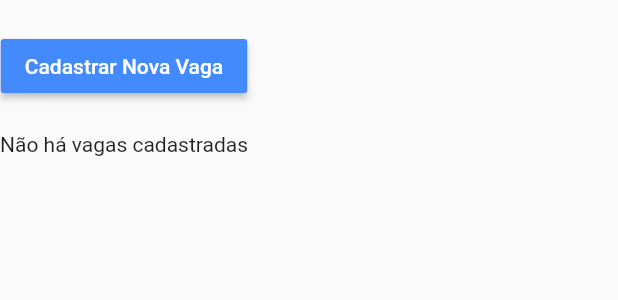
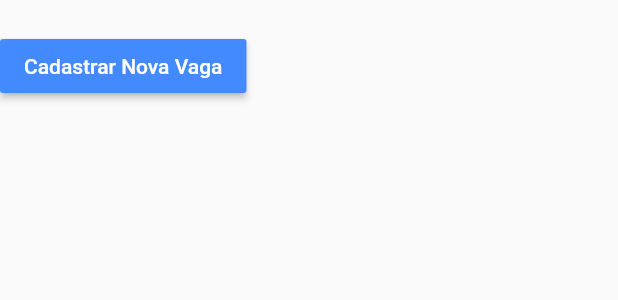
Before and after one commit to rodralme/estagios_mobile, a Flutter app: the AnunciosTab widget shown alone on an empty page, opened directly, on a phone screen of 412 x 824 dp. Shown: the top 300 px of the screen. Run offline on Flutter 3.47's test engine with Material 2 defaults, Android fonts, the phone set to English and light mode, and no system bars; our stand-ins replace datetime_picker_formfield, dio, flutter_masked_text, font_awesome_flutter, image_picker, shared_preferences and 1 more; accounts and stored records are empty; network calls fail.

Commit message:
Ajustes visuais para exibição

```diff
--- a/lib/pages/perfil/AnunciosTab.dart
+++ b/lib/pages/perfil/AnunciosTab.dart
@@ -19,8 +19,8 @@ class _AnunciosTabState extends State<AnunciosTab> {
             Navigator.pushNamed(context, '/nova_vaga');
           },
         ),
-        SizedBox(height: 20.0),
-        Text('Não há vagas cadastradas')
+//        SizedBox(height: 20.0),
+//        Text('Não há vagas cadastradas')
       ],
     );
   }
```
Also changed, not shown: lib/pages/vagas/CadastroVagaPage.dart (+12 -11 lines).
